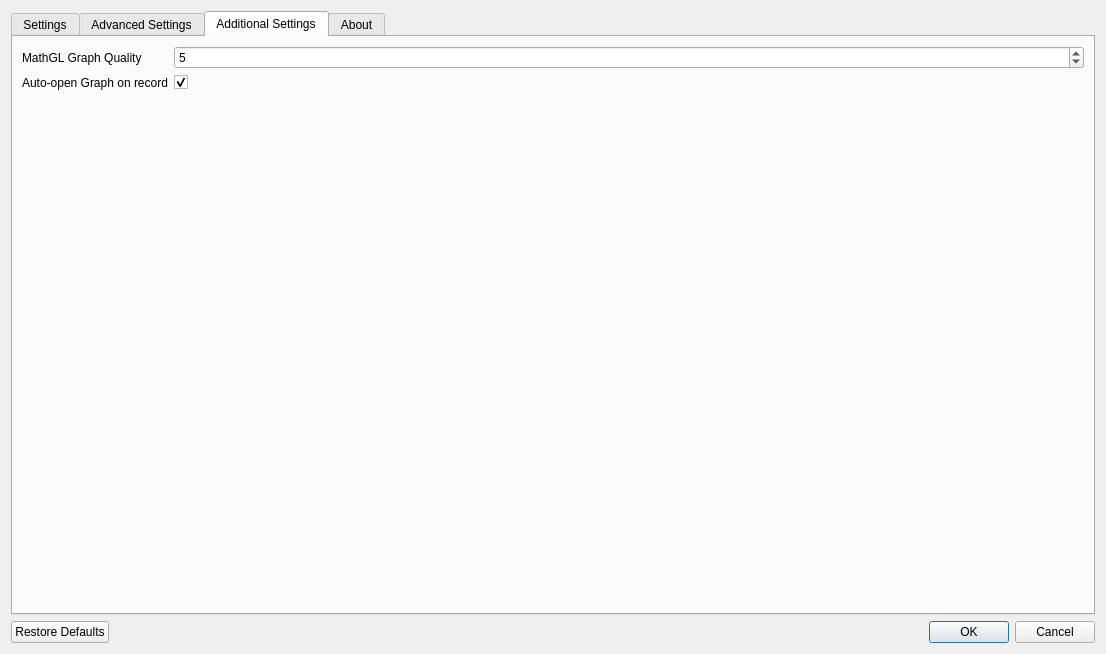
Above: settingsdialog.ui from zhitko/inton-trainer before the change. Below: the same form after it.
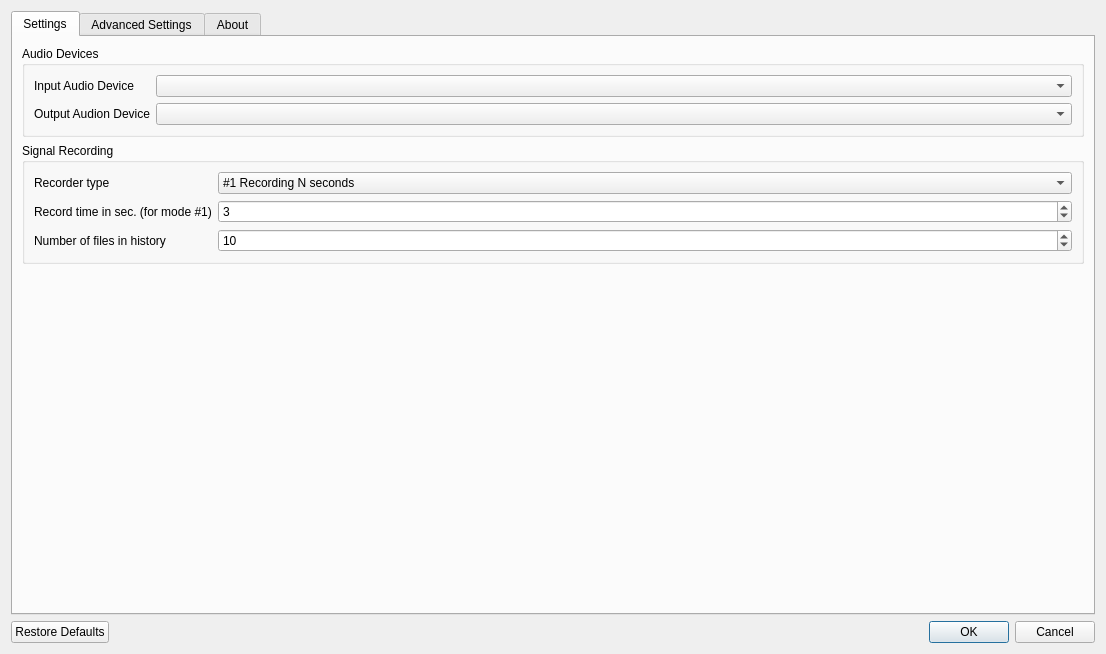
That is the form after the change. The open tabs and pages were chosen to show the change. Icons and pictures are not drawn.

Commit message: add icon, remove adv. settings, fix phrase size on graph

```diff
--- a/settingsdialog.ui
+++ b/settingsdialog.ui
@@ -20,9 +20,15 @@
   <layout class="QVBoxLayout" name="verticalLayout">
    <item>
     <widget class="QTabWidget" name="tabWidget">
+     <property name="enabled">
+      <bool>true</bool>
+     </property>
      <property name="currentIndex">
       <number>0</number>
      </property>
+     <property name="tabsClosable">
+      <bool>false</bool>
+     </property>
      <widget class="QWidget" name="tab_4">
       <attribute name="title">
        <string>Settings</string>
@@ -1092,50 +1098,6 @@
        </item>
       </layout>
      </widget>
-     <widget class="QWidget" name="tab_2">
-      <attribute name="title">
-       <string>Additional Settings</string>
-      </attribute>
-      <layout class="QFormLayout" name="formLayout_3">
-       <property name="fieldGrowthPolicy">
-        <enum>QFormLayout::AllNonFixedFieldsGrow</enum>
-       </property>
-       <item row="0" column="0">
-        <widget class="QLabel" name="label_9">
-         <property name="text">
-          <string>MathGL Graph Quality</string>
-         </property>
-        </widget>
-       </item>
-       <item row="0" column="1">
-        <widget class="QSpinBox" name="mathGLQualitySpin">
-         <property name="minimum">
-          <number>1</number>
-         </property>
-         <property name="value">
-          <number>5</number>
-         </property>
-        </widget>
-       </item>
-       <item row="1" column="0">
-        <widget class="QLabel" name="label_10">
-         <property name="text">
-          <string>Auto-open Graph on record</string>
-         </property>
-        </widget>
-       </item>
-       <item row="1" column="1">
-        <widget class="QCheckBox" name="isAutoOpen">
-         <property name="text">
-          <string/>
-         </property>
-         <property name="checked">
-          <bool>true</bool>
-         </property>
-        </widget>
-       </item>
-      </layout>
-     </widget>
      <widget class="QWidget" name="tab_3">
       <attribute name="title">
        <string>About</string>
```
The commit also changes 8 other files.
